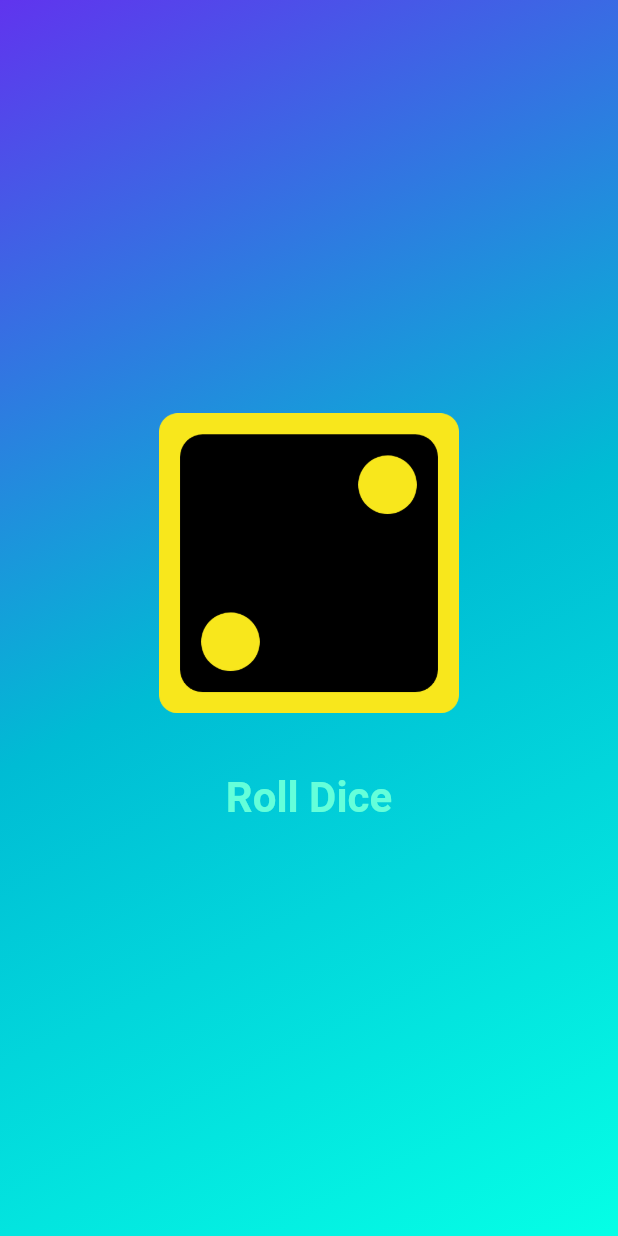
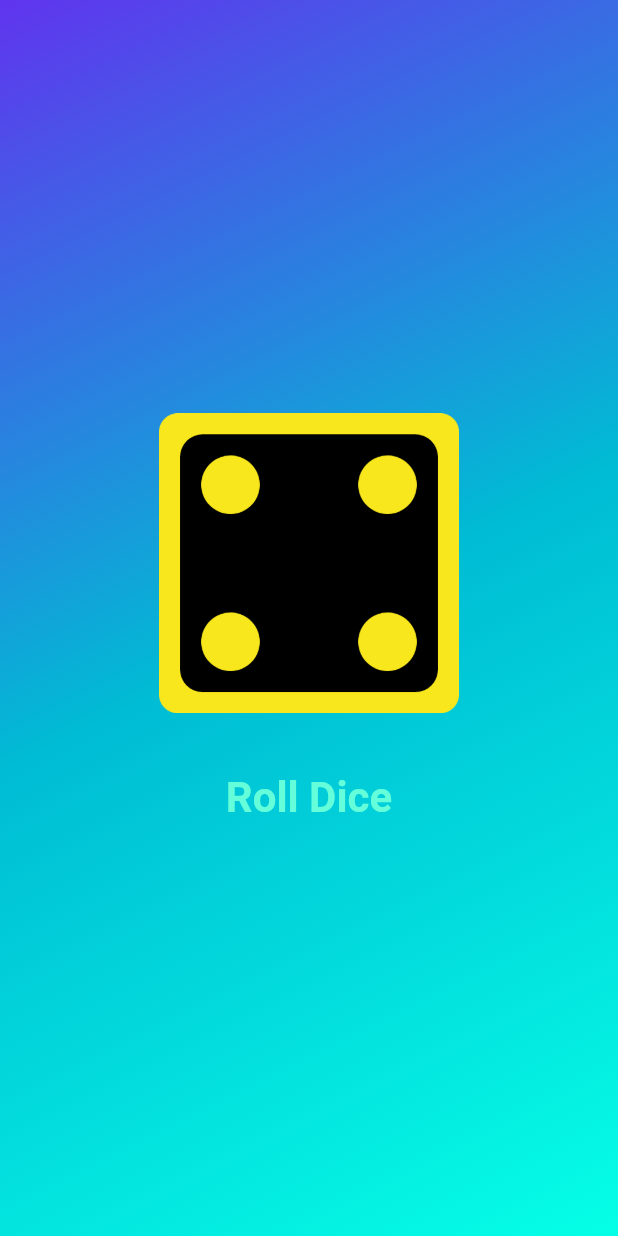
Before and after one commit to Rishi-Mishra0704/dice_roll_flutter, a Flutter app: the screen it shows after launch, after a tap on "Roll Dice", on a phone screen of 412 x 824 dp. Run offline on Flutter 3.47's test engine with Material 2 defaults, Android fonts, the phone set to English and light mode, and no system bars.

```diff
--- a/lib/dice_roller.dart
+++ b/lib/dice_roller.dart
@@ -1,3 +1,4 @@
+import 'dart:math';
 import 'package:flutter/material.dart';
 import 'package:roll_dice/styled_text.dart';
 
@@ -11,11 +12,12 @@ class DiceRoller extends StatefulWidget {
 }
 
 class _DiceRollerState extends State<DiceRoller> {
-  var activeDiceImage = 'assets/images/dice2.png';
+  var currentRoll = 2;
 
   void rollDice() {
     setState(() {
-      activeDiceImage = 'assets/images/dice4.png';
+      currentRoll = Random().nextInt(6) + 1;
+      ;
     });
   }
 
@@ -25,7 +27,7 @@ class _DiceRollerState extends State<DiceRoller> {
       mainAxisSize: MainAxisSize.min,
       children: [
         Image.asset(
-          activeDiceImage,
+          'assets/images/dice$currentRoll.png',
           width: 200,
         ),
         const SizedBox(height: 20),
```
